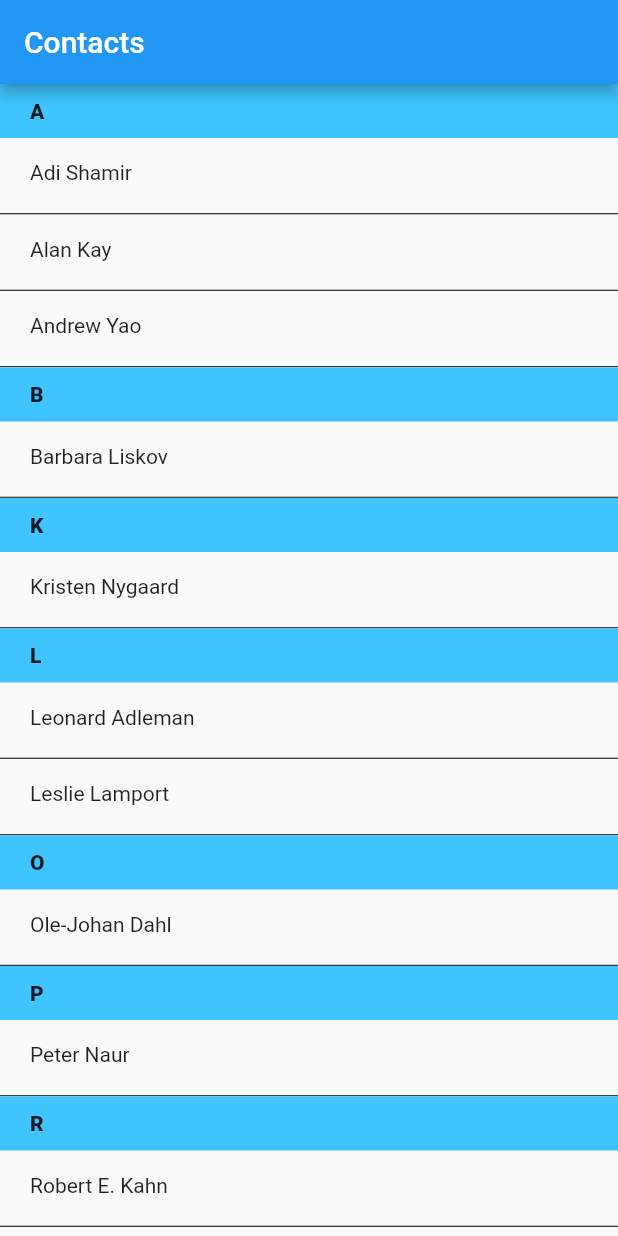
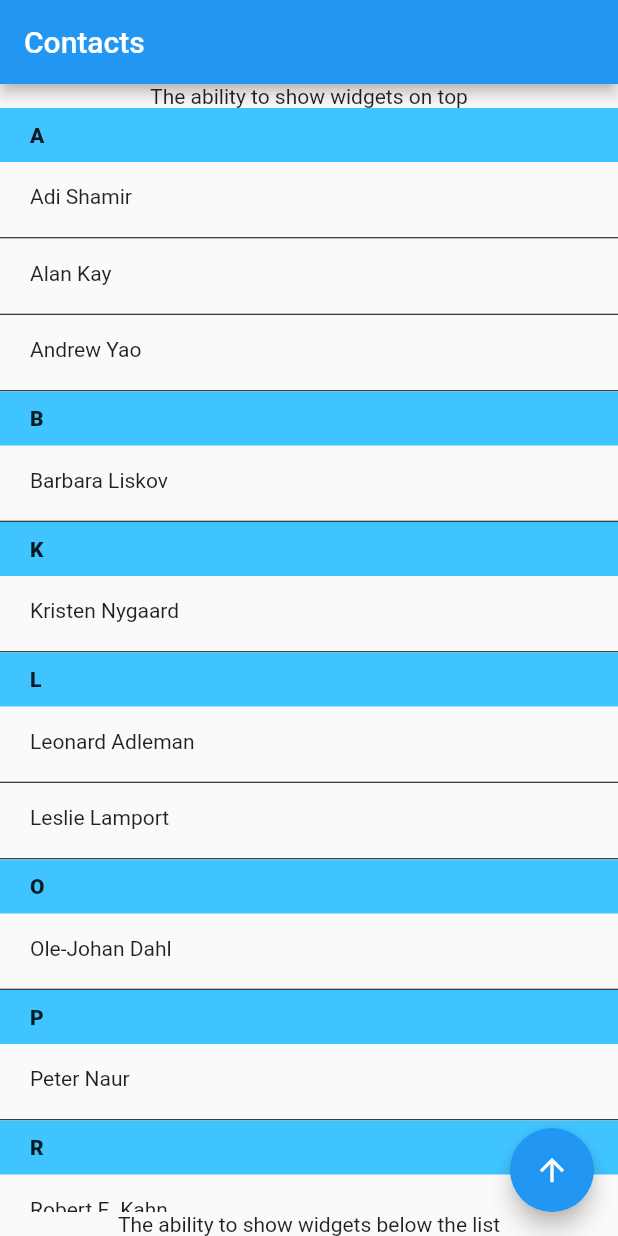
Before and after one commit to RockinPaul/address_book, a Flutter app: the screen it shows after launch, on a phone screen of 412 x 824 dp. Run offline on Flutter 3.47's test engine with Material 2 defaults, Android fonts, the phone set to English and light mode, and no system bars.

Commit message:
Auto-scroll available by tap on the floating button.

```diff
--- a/lib/address_book.dart
+++ b/lib/address_book.dart
@@ -8,19 +8,43 @@ class HeaderRowListView extends StatelessWidget {
 
   @override
   Widget build(BuildContext context) {
-    List<String> keys = contacts.keys.toList();
-    List<List<String>> values = contacts.values.toList();
+    List<String> _keys = contacts.keys.toList();
+    List<List<String>> _values = contacts.values.toList();
+    ScrollController _scrollController = new ScrollController();
 
     return Scaffold(
+      floatingActionButton: FloatingActionButton(
+        onPressed: () {
+          _scrollController.animateTo(
+            0.0,
+            curve: Curves.easeOut,
+            duration: const Duration(milliseconds: 300),
+          );
+        },
+        child: Icon(Icons.arrow_upward),
+      ),
       appBar: AppBar(
         title: Text('Contacts'),
       ),
-      body: ListView.builder(
-        shrinkWrap: true,
-        itemCount: contacts.length,
-        itemBuilder: (BuildContext context, int index) {
-          return AddressBookSection(title: keys[index], contacts: values[index]);
-        }
+      body: Column(
+        children: <Widget>[
+          Container(
+            child: Text("The ability to show widgets on top"),
+          ),
+          Expanded(
+            child: ListView.builder(
+              controller: _scrollController,
+              shrinkWrap: true,
+              itemCount: contacts.length,
+              itemBuilder: (BuildContext context, int index) {
+                return AddressBookSection(title: _keys[index], contacts: _values[index]);
+              }
+            ),
+          ),
+          Container(
+            child: Text("The ability to show widgets below the list"),
+          ),
+        ],
       ),
     );
   }
--- a/lib/main.dart
+++ b/lib/main.dart
@@ -33,10 +33,6 @@ class MyApp extends StatelessWidget {
     print(groupedContacts);
 
     return MaterialApp(
-      title: 'Flutter Demo',
-      theme: ThemeData(
-        primarySwatch: Colors.blue,
-      ),
       home: HeaderRowListView(
         contacts: groupedContacts,
       ), //MyHomePage(title: 'Flutter Demo Home Page'),
```
